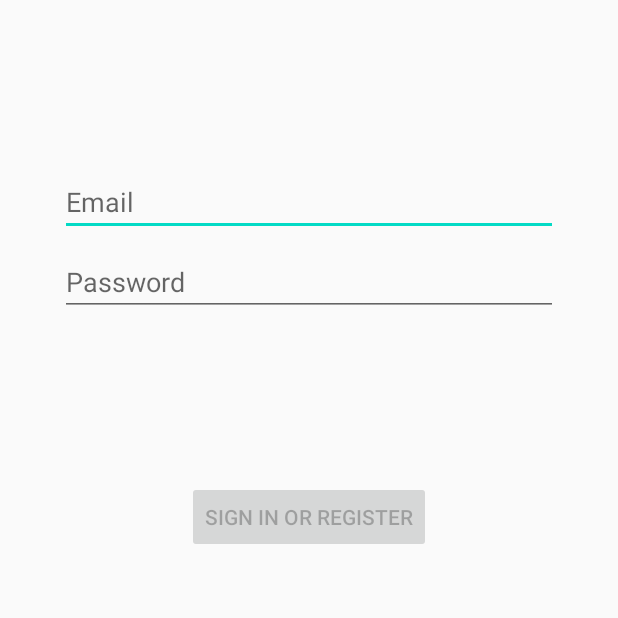
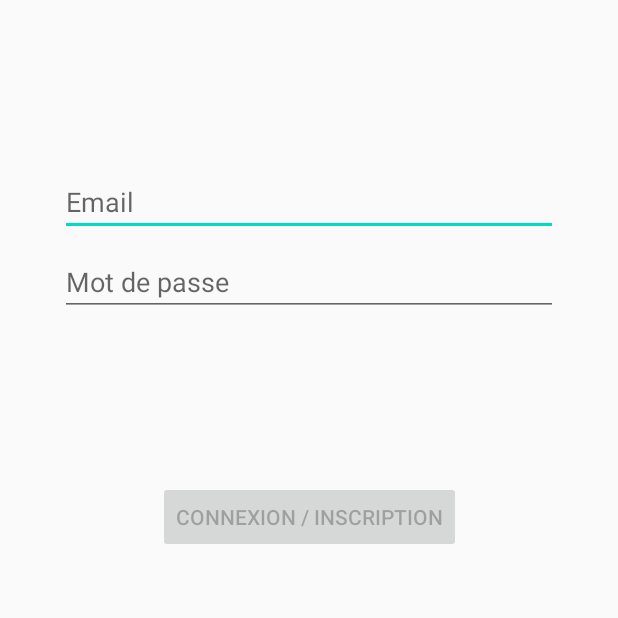
Before and after one commit to wuyuyu/AndroidJava_peluche, an Android app: the LoginActivity screen opened directly, with no data from a screen before it, on a phone screen of 412 x 824 dp, the top half of it. Run offline under Robolectric (Android 15) with nearby library versions, the light colour scheme and no system bars.

Commit message:
petit modif  inscription.xml

```diff
--- a/androidJava_peluche/app/src/main/res/layout/activity_login.xml
+++ b/androidJava_peluche/app/src/main/res/layout/activity_login.xml
@@ -34,8 +34,8 @@
         android:layout_marginTop="8dp"
         android:layout_marginEnd="24dp"
 
-        android:hint="@string/prompt_password"
-        android:imeActionLabel="@string/action_sign_in_short"
+        android:hint="Mot de passe"
+        android:imeActionLabel="Connecter"
         android:imeOptions="actionDone"
         android:inputType="textPassword"
         android:selectAllOnFocus="true"
@@ -53,7 +53,7 @@
         android:layout_marginEnd="48dp"
         android:layout_marginBottom="64dp"
         android:enabled="false"
-        android:text="@string/action_sign_in"
+        android:text="Connexion / Inscription"
         app:layout_constraintBottom_toBottomOf="parent"
         app:layout_constraintEnd_toEndOf="parent"
         app:layout_constraintStart_toStartOf="parent"
```
